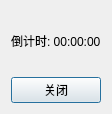
Above: CalendarCountdownApp/countdownwindow.ui from Maia-Huo/CalendarCountdownApp before the change. Below: the same form after it.
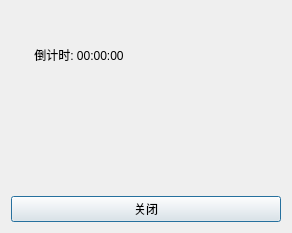
That is the form after the change.

The edit to the form file:
```diff
--- a/CalendarCountdownApp/countdownwindow.ui
+++ b/CalendarCountdownApp/countdownwindow.ui
@@ -6,8 +6,8 @@
    <rect>
     <x>0</x>
     <y>0</y>
-    <width>92</width>
-    <height>114</height>
+    <width>292</width>
+    <height>233</height>
    </rect>
   </property>
   <property name="windowTitle">
@@ -17,7 +17,14 @@
    <item>
     <widget class="QLabel" name="countdownLabel">
      <property name="text">
-      <string>倒计时: 00:00:00</string>
+      <string>       倒计时: 00:00:00</string>
+     </property>
+    </widget>
+   </item>
+   <item>
+    <widget class="QLabel" name="eventLabel">
+     <property name="text">
+      <string/>
      </property>
     </widget>
    </item>
```
